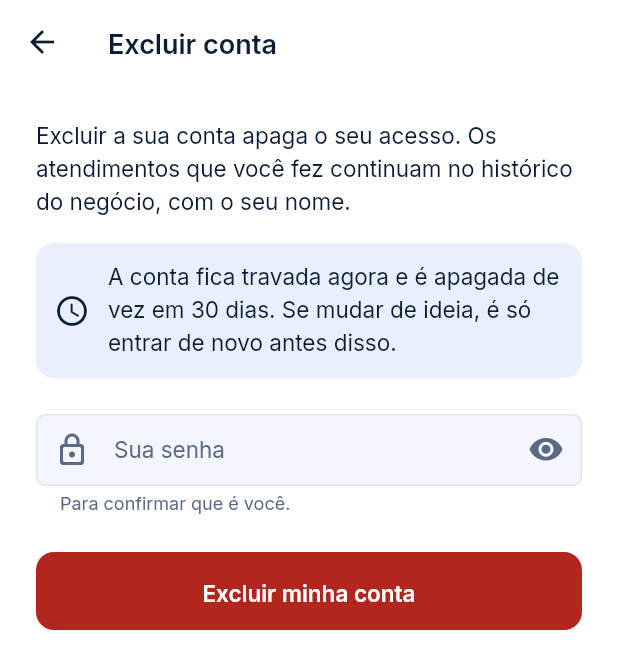
After one commit to Eco-System-Managers/managers, a Flutter app: the ExcluirContaPage screen opened by its route, on a phone screen of 412 x 824 dp. The commit adds this screen. Shown: the top 669 px of the screen. Run offline on Flutter 3.47's test engine with Material 3 defaults, Android fonts, the phone set to English and light mode, and no system bars; our stand-ins replace dartz, decimal, dio, equatable, flutter_riverpod, flutter_secure_storage and 6 more; missing offline and left inert: validatorless; accounts and stored records are empty; network calls fail; project files that could hold a hidden picture were left out.

Commit message:
feat(auth): adiciona excluir conta no app

```diff
--- a/frontend/apps/workmanage/lib/features/auth/auth_provider.dart
+++ b/frontend/apps/workmanage/lib/features/auth/auth_provider.dart
@@ -5,11 +5,13 @@ import 'package:managers/core/session/sessao_provider.dart';
 import 'data/datasources/auth_remote_datasource.dart';
 import 'data/repositories/auth_repository_impl.dart';
 import 'domain/repositories/auth_repository.dart';
+import 'domain/usecases/excluir_conta_use_case.dart';
 import 'domain/usecases/login_use_case.dart';
 import 'domain/usecases/logout_use_case.dart';
 import 'domain/usecases/reset_password_use_case.dart';
 import 'domain/usecases/send_recovery_code_use_case.dart';
 import 'domain/usecases/verify_recovery_code_use_case.dart';
+import 'presentation/providers/excluir_conta_provider.dart';
 import 'presentation/providers/login_provider.dart';
 import 'presentation/providers/recovery_provider.dart';
 
@@ -43,6 +45,10 @@ final logoutUseCaseProvider = Provider(
   (ref) => LogoutUseCase(ref.watch(authRepositoryProvider)),
 );
 
+final excluirContaUseCaseProvider = Provider(
+  (ref) => ExcluirContaUseCase(ref.watch(authRepositoryProvider)),
+);
+
 // estado das telas. autoDispose: ao sair da tela, loading e erro são
 // descartados. a instância é a mesma enquanto a tela estiver aberta, mesmo
 // que o router redesenhe a rota
@@ -64,3 +70,12 @@ final recoveryProvider = Provider.autoDispose<RecoveryProvider>((ref) {
   ref.onDispose(provider.dispose);
   return provider;
 });
+
+final excluirContaProvider = Provider.autoDispose<ExcluirContaProvider>((ref) {
+  final provider = ExcluirContaProvider(
+    excluir: ref.watch(excluirContaUseCaseProvider),
+    sessao: ref.watch(sessaoControllerProvider),
+  );
+  ref.onDispose(provider.dispose);
+  return provider;
+});
--- a/frontend/apps/workmanage/lib/features/auth/data/datasources/auth_remote_datasource.dart
+++ b/frontend/apps/workmanage/lib/features/auth/data/datasources/auth_remote_datasource.dart
@@ -20,6 +20,9 @@ abstract class AuthRemoteDataSource {
   });
 
   Future<void> logout(String refresh);
+
+  // pede a exclusão da conta de quem está logado (vai com Authorization)
+  Future<void> excluirConta(String senha);
 }
 
 class AuthRemoteDataSourceImpl implements AuthRemoteDataSource {
@@ -76,4 +79,11 @@ class AuthRemoteDataSourceImpl implements AuthRemoteDataSource {
   Future<void> logout(String refresh) async {
     await dio.post('auth/logout/', data: {'refresh': refresh});
   }
+
+  // fora de auth/: é a conta de quem está logado, então leva o token. a API
+  // trava a conta na hora e apaga em 30 dias
+  @override
+  Future<void> excluirConta(String senha) async {
+    await dio.post('colaboradores/me/excluir/', data: {'senha': senha});
+  }
 }
--- a/frontend/apps/workmanage/lib/features/auth/data/repositories/auth_repository_impl.dart
+++ b/frontend/apps/workmanage/lib/features/auth/data/repositories/auth_repository_impl.dart
@@ -57,6 +57,11 @@ class AuthRepositoryImpl implements AuthRepository {
     return _executarSemRetorno(() => _remoteDataSource.logout(refresh));
   }
 
+  @override
+  Future<Either<Failure, void>> excluirConta(String senha) {
+    return _executarSemRetorno(() => _remoteDataSource.excluirConta(senha));
+  }
+
   // o try/catch é igual em todos os métodos: fica num lugar só
   Future<Either<Failure, T>> _executar<T>(Future<T> Function() acao) async {
     try {
--- a/frontend/apps/workmanage/lib/features/auth/domain/repositories/auth_repository.dart
+++ b/frontend/apps/workmanage/lib/features/auth/domain/repositories/auth_repository.dart
@@ -21,4 +21,8 @@ abstract class AuthRepository {
   // revoga o refresh na API. a sessão local é limpa por quem chama, dê
   // certo ou não
   Future<Either<Failure, void>> logout(String refresh);
+
+  // do dono, o negócio inteiro; da equipe, só o login. a conta trava na hora
+  // e é apagada em 30 dias; entrar de novo antes disso desiste
+  Future<Either<Failure, void>> excluirConta(String senha);
 }
--- /dev/null
+++ b/frontend/apps/workmanage/lib/features/auth/domain/usecases/excluir_conta_use_case.dart
@@ -0,0 +1,17 @@
+import 'package:dartz/dartz.dart';
+import 'package:managers/core/error/failures.dart';
+import 'package:managers/core/usecases/use_case.dart';
+
+import '../repositories/auth_repository.dart';
+
+// recebe a senha de quem pede: confirma que é a própria pessoa
+class ExcluirContaUseCase implements UseCase<void, String> {
+  const ExcluirContaUseCase(this._repository);
+
+  final AuthRepository _repository;
+
+  @override
+  Future<Either<Failure, void>> call(String params) {
+    return _repository.excluirConta(params);
+  }
+}
--- /dev/null
+++ b/frontend/apps/workmanage/lib/features/auth/presentation/pages/excluir_conta_page.dart
@@ -0,0 +1,159 @@
+import 'package:flutter/material.dart';
+import 'package:flutter_riverpod/flutter_riverpod.dart';
+import 'package:managers/core/theme/brand.dart';
+import 'package:managers/core/widgets/confirmar_dialog.dart';
+import 'package:managers/core/widgets/folha.dart';
+import 'package:managers/features/empresa/empresa_provider.dart';
+import 'package:validatorless/validatorless.dart';
+
+import '../../auth_provider.dart';
+import '../providers/excluir_conta_provider.dart';
+
+// excluir a própria conta (exigência das lojas e direito da LGPD). o dono
+// leva o negócio inteiro; a equipe, só o login. a conta trava na hora e é
+// apagada em 30 dias: entrar de novo antes disso desiste. deu certo, a
+// sessão acaba e o router leva ao login
+class ExcluirContaPage extends ConsumerStatefulWidget {
+  const ExcluirContaPage({super.key});
+
+  @override
+  ConsumerState<ExcluirContaPage> createState() => _ExcluirContaPageState();
+}
+
+class _ExcluirContaPageState extends ConsumerState<ExcluirContaPage> {
+  final _formKey = GlobalKey<FormState>();
+  final _senhaController = TextEditingController();
+  bool _senhaVisivel = false;
+
+  ExcluirContaProvider get _provider => ref.read(excluirContaProvider);
+
+  @override
+  void dispose() {
+    _senhaController.dispose();
+    super.dispose();
+  }
+
+  Future<void> _excluir(bool ehDono) async {
+    if (!_formKey.currentState!.validate()) return;
+    final ok = await confirmar(
+      context,
+      titulo: ehDono ? 'Excluir o negócio?' : 'Excluir sua conta?',
+      mensagem: ehDono
+          ? 'O negócio e todos os dados dele serão apagados em 30 dias, e '
+                'ninguém da equipe entra mais.'
+          : 'Seu acesso será apagado em 30 dias.',
+      textoConfirmar: 'Excluir',
+      destrutivo: true,
+    );
+    if (!ok || !mounted) return;
+    await _provider.excluir(_senhaController.text);
+  }
+
+  @override
+  Widget build(BuildContext context) {
+    // watch: mantém o provider vivo enquanto a tela estiver aberta
+    final provider = ref.watch(excluirContaProvider);
+    final ehDono = ref.watch(negocioAtualProvider).ehProprietario;
+    final colors = Theme.of(context).colorScheme;
+    final cores = BrandColors.of(context);
+    final textos = Theme.of(context).textTheme;
+
+    return Scaffold(
+      appBar: AppBar(title: const Text('Excluir conta')),
+      body: ListenableBuilder(
+        listenable: provider,
+        builder: (context, _) => Form(
+          key: _formKey,
+          child: ListView(
+            padding: paddingDaPagina(context),
+            children: [
+              Text(
+                ehDono
+                    ? 'Como proprietário, excluir a sua conta exclui o negócio '
+                          'inteiro: agenda, clientes, serviços, caixa, contratos '
+                          'e o acesso de toda a equipe. O negócio também sai do '
+                          'app dos clientes.'
+                    : 'Excluir a sua conta apaga o seu acesso. Os atendimentos '
+                          'que você fez continuam no histórico do negócio, com o '
+                          'seu nome.',
+                style: textos.bodyLarge,
+              ),
+              const SizedBox(height: BrandSpacing.space4),
+              Container(
+                padding: const EdgeInsets.all(BrandSpacing.space3),
+                decoration: BoxDecoration(
+                  color: cores.blueSoft,
+                  borderRadius: BrandRadius.mdAll,
+                ),
+                child: Row(
+                  children: [
+                    Icon(Icons.schedule_rounded, color: cores.ink),
+                    const SizedBox(width: BrandSpacing.space3),
+                    Expanded(
+                      child: Text(
+                        'A conta fica travada agora e é apagada de vez em 30 '
+                        'dias. Se mudar de ideia, é só entrar de novo antes '
+                        'disso.',
+                        style: textos.bodyMedium?.copyWith(color: cores.ink),
+                      ),
+                    ),
+                  ],
+                ),
+              ),
+              if (provider.errorMessage != null) ...[
+                const SizedBox(height: BrandSpacing.space4),
+                Container(
+                  padding: const EdgeInsets.all(BrandSpacing.space3),
+                  decoration: BoxDecoration(
+                    color: colors.errorContainer,
+                    borderRadius: BrandRadius.mdAll,
+                  ),
+                  child: Text(
+                    provider.errorMessage!,
+                    style: textos.bodyMedium?.copyWith(
+                      color: colors.onErrorContainer,
+                    ),
+                  ),
+                ),
+              ],
+              const SizedBox(height: BrandSpacing.space5),
+              TextFormField(
+                controller: _senhaController,
+                obscureText: !_senhaVisivel,
+                validator: Validatorless.required('Digite a sua senha'),
+                forceErrorText: provider.erroSenha,
+                onChanged: (_) => provider.limparErroSenha(),
+                decoration: InputDecoration(
+                  labelText: 'Sua senha',
+                  helperText: 'Para confirmar que é você.',
+                  prefixIcon: const Icon(Icons.lock_outline_rounded),
+                  suffixIcon: IconButton(
+                    onPressed: () =>
+                        setState(() => _senhaVisivel = !_senhaVisivel),
+                    icon: Icon(
+                      _senhaVisivel
+                          ? Icons.visibility_off_rounded
+                          : Icons.visibility_rounded,
+                    ),
+                  ),
+                ),
+              ),
+              const SizedBox(height: BrandSpacing.space5),
+              FilledButton(
+                onPressed: provider.isLoading ? null : () => _excluir(ehDono),
+                style: FilledButton.styleFrom(
+                  backgroundColor: cores.danger,
+                  foregroundColor: cores.bg,
+                  minimumSize: const Size.fromHeight(52),
+                ),
+                child: Text(
+                  ehDono ? 'Excluir o negócio' : 'Excluir minha conta',
+                ),
+              ),
+            ],
+          ),
+        ),
+      ),
+    );
+  }
+}
--- /dev/null
+++ b/frontend/apps/workmanage/lib/features/auth/presentation/providers/excluir_conta_provider.dart
@@ -0,0 +1,70 @@
+import 'package:flutter/foundation.dart';
+import 'package:managers/core/error/failures.dart';
+import 'package:managers/core/session/sessao_controller.dart';
+
+import '../../domain/usecases/excluir_conta_use_case.dart';
+
+// estado da tela de excluir a conta (montado em auth_provider.dart). deu
+// certo, a sessão acaba aqui mesmo e o router leva ao login
+class ExcluirContaProvider extends ChangeNotifier {
+  ExcluirContaProvider({required this._excluir, required this._sessao});
+
+  final ExcluirContaUseCase _excluir;
+  final SessaoController _sessao;
+
+  bool _isLoading = false;
+  String? _errorMessage;
+  String? _erroSenha;
+
+  // a tela pode ser fechada durante a requisição
+  bool _disposed = false;
+
+  bool get isLoading => _isLoading;
+
+  // erro que não é da senha (rede, cobrança que o gateway não cancelou)
+  String? get errorMessage => _errorMessage;
+
+  // senha errada vai para o campo
+  String? get erroSenha => _erroSenha;
+
+  void limparErroSenha() {
+    if (_erroSenha == null) return;
+    _erroSenha = null;
+    notifyListeners();
+  }
+
+  Future<void> excluir(String senha) async {
+    _isLoading = true;
+    _errorMessage = null;
+    _erroSenha = null;
+    notifyListeners();
+
+    final result = await _excluir(senha);
+    if (_disposed) return;
+
+    final excluiu = result.fold((failure) {
+      if (failure.code == 'senha_incorreta') {
+        _erroSenha = failure.message;
+      } else if (failure is ValidationFailure &&
+          (failure.fields['senha']?.isNotEmpty ?? false)) {
+        _erroSenha = failure.fields['senha']!.first;
+      } else {
+        _errorMessage = failure.message;
+      }
+      return false;
+    }, (_) => true);
+
+    // a API já encerrou as sessões: aqui só se limpa a local
+    if (excluiu) await _sessao.sair();
+    if (_disposed) return;
+
+    _isLoading = false;
+    notifyListeners();
+  }
+
+  @override
+  void dispose() {
+    _disposed = true;
+    super.dispose();
+  }
+}
--- a/frontend/apps/workmanage/lib/features/home/presentation/pages/mais_page.dart
+++ b/frontend/apps/workmanage/lib/features/home/presentation/pages/mais_page.dart
@@ -9,7 +9,7 @@ import 'package:managers/features/empresa/empresa_provider.dart';
 import '../../home_provider.dart';
 
 // a aba "Mais": configurações, serviços, financeiro, contratos, equipe,
-// assinatura e sair
+// assinatura, sair e excluir a conta
 class MaisPage extends ConsumerWidget {
   const MaisPage({super.key});
 
@@ -113,6 +113,18 @@ class MaisPage extends ConsumerWidget {
                   enabled: !mais.saindo,
                   onTap: () => _sair(context, ref),
                 ),
+                // as lojas exigem que dê para excluir a conta pelo próprio app
+                ListTile(
+                  leading: Icon(
+                    Icons.person_remove_outlined,
+                    color: cores.inkMuted,
+                  ),
+                  title: Text(
+                    'Excluir conta',
+                    style: textos.bodyMedium?.copyWith(color: cores.inkMuted),
+                  ),
+                  onTap: () => context.push('/mais/excluir-conta'),
+                ),
               ],
             );
           },
--- a/frontend/apps/workmanage/lib/routing/app_router.dart
+++ b/frontend/apps/workmanage/lib/routing/app_router.dart
@@ -9,6 +9,7 @@ import 'package:managers/features/agenda/presentation/pages/bloqueio_form_page.d
 import 'package:managers/features/agenda/presentation/pages/historico_cliente_page.dart';
 import 'package:managers/features/agenda/presentation/pages/pendencias_page.dart';
 import 'package:managers/features/assinatura/presentation/pages/assinatura_page.dart';
+import 'package:managers/features/auth/presentation/pages/excluir_conta_page.dart';
 import 'package:managers/features/auth/presentation/pages/login_page.dart';
 import 'package:managers/features/auth/presentation/pages/recovery_page.dart';
 import 'package:managers/features/clientes/presentation/pages/cliente_form_page.dart';
@@ -379,6 +380,11 @@ final routerProvider = Provider<GoRouter>((ref) {
                     builder: (_, _) => const AssinaturaPage(),
                   ),
                   GoRoute(
+                    path: 'excluir-conta',
+                    parentNavigatorKey: _rootNavigatorKey,
+                    builder: (_, _) => const ExcluirContaPage(),
+                  ),
+                  GoRoute(
                     path: 'etapas',
                     parentNavigatorKey: _rootNavigatorKey,
                     builder: (_, _) => const EtapasPage(),
```
Also changed, not shown: 3 other files.
